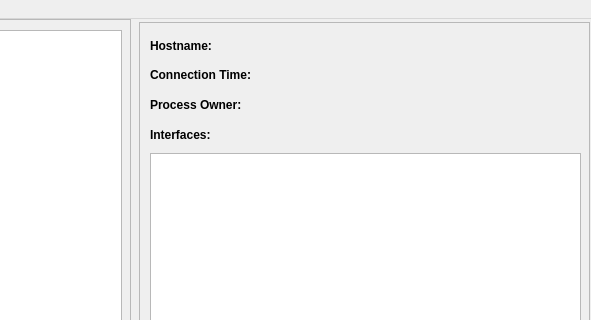
First picture: the form in python/ui/main_window.ui, repository A14m0/Command-Control_Fiddling, before the edit; both pictures show x 200 to 791 and y 0 to 320 of the 791 by 600 pixel window.
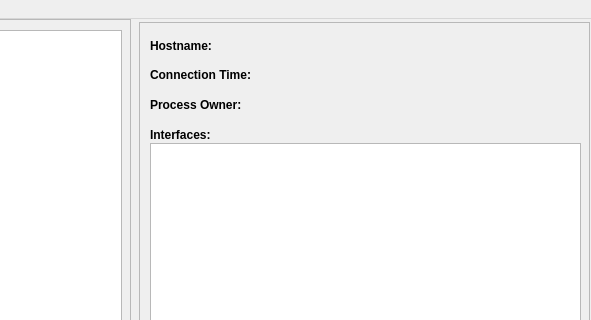
Second picture: the form after the edit.

```diff
--- a/python/ui/main_window.ui
+++ b/python/ui/main_window.ui
@@ -287,16 +287,6 @@
        <enum>Qt::RichText</enum>
       </property>
      </widget>
-     <widget class="QTableView" name="InterfaceTable">
-      <property name="geometry">
-       <rect>
-        <x>10</x>
-        <y>130</y>
-        <width>431</width>
-        <height>231</height>
-       </rect>
-      </property>
-     </widget>
      <widget class="QLabel" name="InterfacesLabel">
       <property name="geometry">
        <rect>
@@ -319,6 +309,16 @@
        <enum>Qt::RichText</enum>
       </property>
      </widget>
+     <widget class="QTableView" name="InterfaceTable">
+      <property name="geometry">
+       <rect>
+        <x>10</x>
+        <y>120</y>
+        <width>431</width>
+        <height>241</height>
+       </rect>
+      </property>
+     </widget>
     </widget>
    </widget>
    <widget class="QLabel" name="BackendStatus">
```
Left out of the diff: 6 changed lines with no effect on the pictures.
